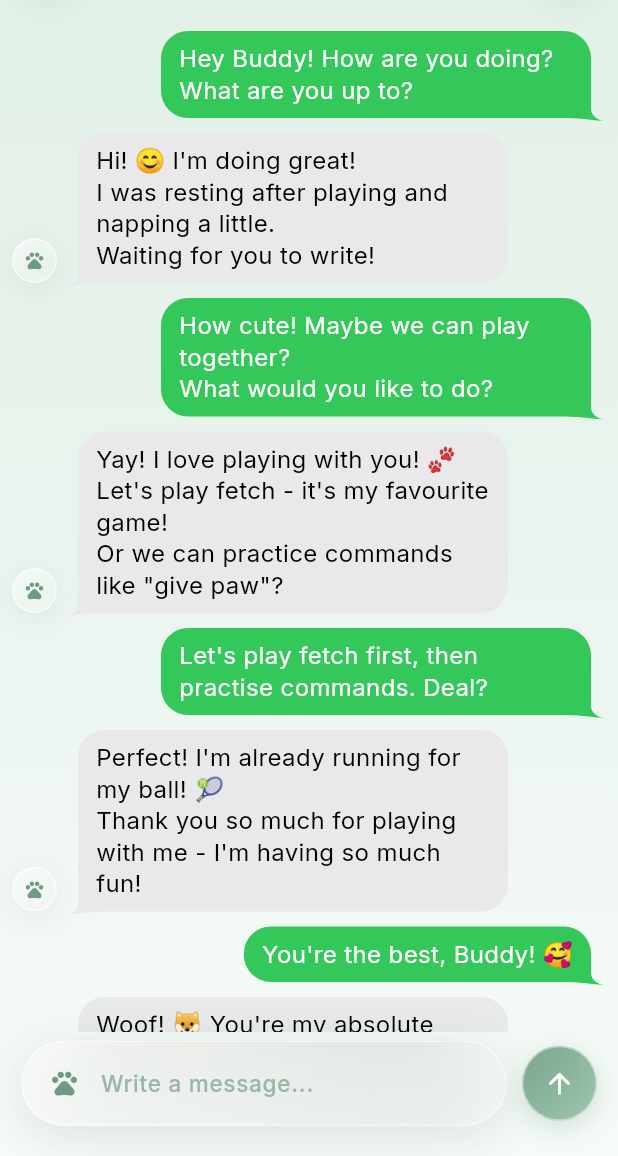
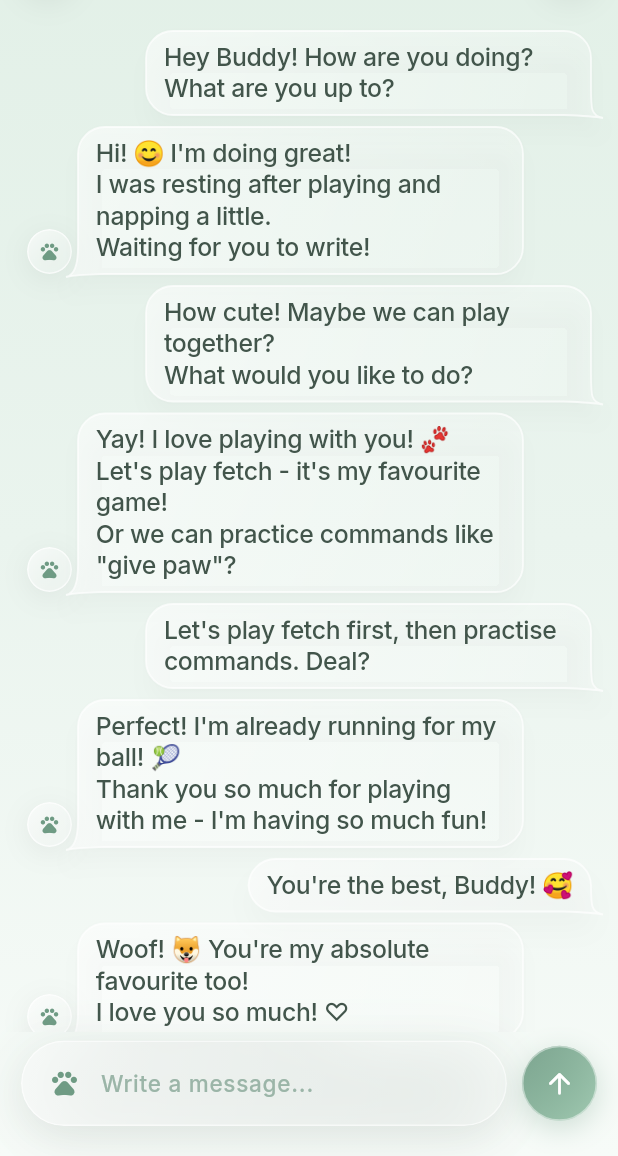
Before and after one commit to denly1/SoulPet, a Flutter app: the ChatScreen screen opened by its route, on a phone screen of 412 x 824 dp, the part 80-1236 px from its top. Run offline on Flutter 3.47's test engine with Material 3 defaults, Android fonts, the light colour scheme and no system bars; our stand-ins replace dartz, dio, equatable, flutter_secure_storage, get_it, go_router and 2 more; missing offline and left inert: liquid_glass_widgets; accounts and stored records are empty.

Commit message:
Liquid glass chat bubbles - transparent white for all messages

```diff
--- a/lib/features/chat/presentation/screens/chat_screen.dart
+++ b/lib/features/chat/presentation/screens/chat_screen.dart
@@ -1,4 +1,3 @@
-import 'dart:ui' as ui;
 import 'package:flutter/material.dart';
 import 'package:go_router/go_router.dart';
 import 'package:soulpet/core/constants/app_colors.dart';
@@ -153,8 +152,15 @@ class _MessageRow extends StatelessWidget {
     final maxW = MediaQuery.of(context).size.width * 0.72;
     final isUser = msg.isUser;
 
+    // Отступ снаружи: 10 со стороны хвостика (для его выступа), 6 с другой
+    final outerPadding = EdgeInsets.only(
+      left: isUser ? 6 : 10,
+      right: isUser ? 10 : 6,
+      bottom: showTail ? 8 : 2,
+    );
+
     return Padding(
-      padding: EdgeInsets.only(bottom: showTail ? 10 : 2),
+      padding: outerPadding,
       child: Row(
         mainAxisAlignment: isUser ? MainAxisAlignment.end : MainAxisAlignment.start,
         crossAxisAlignment: CrossAxisAlignment.end,
@@ -185,55 +191,50 @@ class _MessageRow extends StatelessWidget {
 
 // ── iMessage bubble ──────────────────────────────────────────────────────────
 
-const double _kRadius = 18.0;
+const double _kR = 18.0;
 
-/// Строит путь пузыря iMessage с хвостиком.
-/// [isMe]=true → хвостик справа внизу (зелёный, пользователь)
-/// [isMe]=false → хвостик слева внизу (серый, питомец)
+/// Строит путь пузыря iMessage 1-в-1.
+/// Хвостик: плавный переход стенки → острый кончик → вогнутый возврат.
 Path _buildBubblePath(Size size, {required bool isMe, required bool showTail}) {
-  final double r = _kRadius;
+  final double r = _kR;
   final double w = size.width;
   final double h = size.height;
   final p = Path();
 
   if (isMe) {
-    // ═══════════════════════════════════════════════════════════════════════
-    // ПРАВЫЙ пузырь (пользователь): хвостик справа внизу
-    // ═══════════════════════════════════════════════════════════════════════
+    // ── Правый пузырь (пользователь) ──
     p.moveTo(r, 0);
     p.lineTo(w - r, 0);
     p.arcToPoint(Offset(w, r), radius: Radius.circular(r));
 
     if (showTail) {
-      // Правая сторона до хвостика
-      p.lineTo(w, h - 6);
-      // Хвостик: кривая Безье вправо-вниз
+      // Правая стенка до хвостика
+      p.lineTo(w, h - r);
+      // Плавный переход стенки в хвостик
       p.cubicTo(
-        w, h - 2,        // control point 1
-        w + 4, h + 2,    // control point 2
-        w + 10, h + 2,   // end point (кончик хвоста)
+        w, h - 4,           // cp1: продолжение стенки
+        w, h + 0.5,         // cp2: чуть ниже дна
+        w + 8, h + 2,       // кончик хвоста
       );
-      // Возврат к нижней части пузыря
+      // Вогнутый возврат от кончика к дну пузыря
       p.cubicTo(
-        w + 2, h + 2,    // control point 1
-        w - 4, h,        // control point 2
-        w - r, h,        // end point
+        w + 3, h + 1,       // cp1: рядом с кончиком
+        w - 4, h + 0.5,     // cp2: к дну с вогнутостью
+        w - r, h,           // точка на дне
       );
     } else {
       p.lineTo(w, h - r);
       p.arcToPoint(Offset(w - r, h), radius: Radius.circular(r));
     }
 
-    // Нижняя и левая стороны
+    // Дно и левая сторона
     p.lineTo(r, h);
     p.arcToPoint(Offset(0, h - r), radius: Radius.circular(r));
     p.lineTo(0, r);
     p.arcToPoint(Offset(r, 0), radius: Radius.circular(r));
 
   } else {
-    // ═══════════════════════════════════════════════════════════════════════
-    // ЛЕВЫЙ пузырь (питомец): хвостик слева внизу
-    // ═══════════════════════════════════════════════════════════════════════
+    // ── Левый пузырь (питомец) ──
     p.moveTo(r, 0);
     p.lineTo(w - r, 0);
     p.arcToPoint(Offset(w, r), radius: Radius.circular(r));
@@ -241,19 +242,19 @@ Path _buildBubblePath(Size size, {required bool isMe, required bool showTail}) {
     p.arcToPoint(Offset(w - r, h), radius: Radius.circular(r));
 
     if (showTail) {
-      // Нижняя сторона до хвостика
+      // Дно до хвостика
       p.lineTo(r, h);
-      // Хвостик: кривая Безье влево-вниз
+      // Плавный переход дна в хвостик
       p.cubicTo(
-        4, h,            // control point 1
-        -2, h + 2,       // control point 2
-        -10, h + 2,      // end point (кончик хвоста)
+        4, h + 0.5,         // cp1: к краю дна
+        0, h + 0.5,         // cp2: чуть ниже дна
+        -8, h + 2,          // кончик хвоста
       );
-      // Возврат к левой стороне пузыря
+      // Вогнутый возврат от кончика к стенке
       p.cubicTo(
-        -2, h + 2,       // control point 1
-        0, h - 2,        // control point 2
-        0, h - 6,        // end point
+        -3, h + 1,          // cp1: рядом с кончиком
+        0, h - 4,           // cp2: к стенке с вогнутостью
+        0, h - r,           // точка на стенке
       );
     } else {
       p.lineTo(r, h);
@@ -280,89 +281,80 @@ class _IMessageBubble extends StatelessWidget {
     required this.showTail,
   });
 
-  // Точные цвета iMessage
-  static const Color _userBubbleColor = Color(0xFF34C759); // Зелёный iMessage
-  static const Color _petBubbleColor = Color(0xFFE9E9EB);  // Светло-серый iMessage
-
   @override
   Widget build(BuildContext context) {
-    // Отступы внутри пузыря
     final content = Padding(
-      padding: const EdgeInsets.symmetric(horizontal: 12, vertical: 8),
+      padding: const EdgeInsets.symmetric(horizontal: 12, vertical: 7),
       child: _BubbleContent(msg: msg, isUser: isUser),
     );
 
-    // Добавляем margin для хвостика
-    final margin = EdgeInsets.only(
-      left: isUser ? 0 : (showTail ? 10 : 0),
-      right: isUser ? (showTail ? 10 : 0) : 0,
-    );
-
-    if (isUser) {
-      return Padding(
-        padding: margin,
-        child: CustomPaint(
-          painter: _BubblePainter(
-            isUser: true,
+    // Без BackdropFilter на каждом пузыре — только paint
+    return CustomPaint(
+      painter: _GlassBubblePainter(
+        isUser: isUser,
         showTail: showTail,
-            color: _userBubbleColor,
       ),
       child: content,
-        ),
-      );
-    } else {
-      // Питомец: светло-серый пузырь
-      return Padding(
-        padding: margin,
-        child: CustomPaint(
-          painter: _BubblePainter(
-            isUser: false,
-            showTail: showTail,
-            color: _petBubbleColor,
-          ),
-          child: content,
-        ),
     );
   }
 }
-}
 
-class _BubblePainter extends CustomPainter {
+class _GlassBubblePainter extends CustomPainter {
   final bool isUser;
   final bool showTail;
-  final Color color;
 
-  const _BubblePainter({
+  const _GlassBubblePainter({
     required this.isUser,
     required this.showTail,
-    required this.color,
   });
 
   @override
   void paint(Canvas canvas, Size size) {
     final path = _buildBubblePath(size, isMe: isUser, showTail: showTail);
-    // Заливка без тени (как в iMessage)
-    canvas.drawPath(path, Paint()..color = color);
+    final rect = Rect.fromLTWH(0, 0, size.width, size.height);
+
+    // Лёгкая тень для глубины
+    canvas.drawShadow(
+      path,
+      const Color(0x1A000000),
+      6,
+      false,
+    );
+
+    // Оба пузыря — чистый прозрачный white glass
+    final gradient = LinearGradient(
+      colors: [
+        Colors.white.withValues(alpha: 0.55),
+        Colors.white.withValues(alpha: 0.35),
+        Colors.white.withValues(alpha: 0.20),
+      ],
+      stops: const [0.0, 0.55, 1.0],
+      begin: Alignment.topLeft,
+      end: Alignment.bottomRight,
+    );
+
+    canvas.drawPath(
+      path,
+      Paint()
+        ..shader = gradient.createShader(rect)
+        ..style = PaintingStyle.fill,
+    );
+
+    // Белая обводка для обоих
+    canvas.drawPath(
+      path,
+      Paint()
+        ..color = Colors.white.withValues(alpha: 0.70)
+        ..style = PaintingStyle.stroke
+        ..strokeWidth = 1.2,
+    );
   }
 
   @override
-  bool shouldRepaint(_BubblePainter o) =>
-      o.isUser != isUser || o.showTail != showTail || o.color != color;
+  bool shouldRepaint(_GlassBubblePainter o) =>
+      o.isUser != isUser || o.showTail != showTail;
 }
 
-class _BubbleClipper extends CustomClipper<Path> {
-  final bool isMe;
-  final bool showTail;
-  const _BubbleClipper({required this.isMe, required this.showTail});
-
-  @override
-  Path getClip(Size size) =>
-      _buildBubblePath(size, isMe: isMe, showTail: showTail);
-
-  @override
-  bool shouldReclip(_BubbleClipper o) =>
-      o.showTail != showTail || o.isMe != isMe;
-}
 
 class _BubbleContent extends StatelessWidget {
   final _Message msg;
@@ -371,23 +363,15 @@ class _BubbleContent extends StatelessWidget {
 
   @override
   Widget build(BuildContext context) {
-    // Цвета текста как в iMessage
-    final textColor = isUser ? Colors.white : Colors.black;
-    final timeColor = isUser ? Colors.white70 : Colors.black54;
-
-    return Column(
-      crossAxisAlignment: CrossAxisAlignment.start,
-      mainAxisSize: MainAxisSize.min,
-      children: [
-        Text(
+    return Text(
       msg.text,
       style: TextStyle(
-            color: textColor,
-            fontSize: 16,
-            height: 1.3,
+        color: AppColors.textPrimary,
+        fontSize: 16.5,
+        height: 1.25,
+        letterSpacing: -0.2,
+        fontWeight: FontWeight.w500,
       ),
-        ),
-      ],
     );
   }
 }
```
Lines whose indentation alone changed are shown as unchanged.
